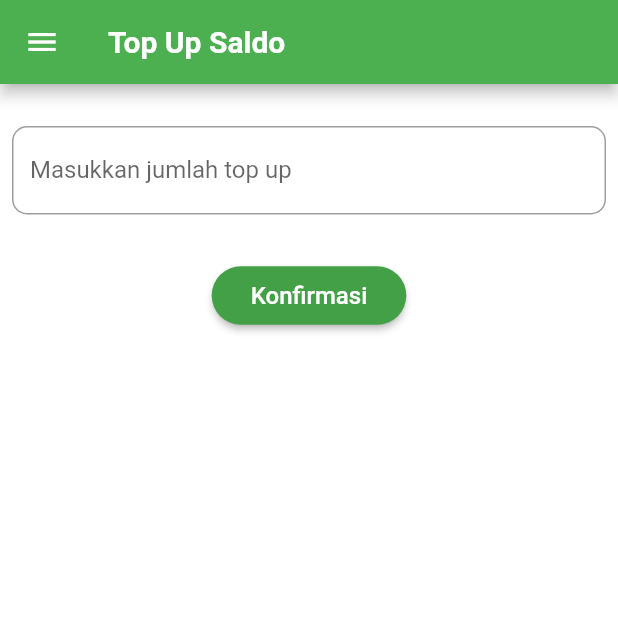
After one commit to ihsanalfarisi/rumahsehatmobile, a Flutter app: the TopUpScreen screen opened directly, after a tap on "Konfirmasi", on a phone screen of 412 x 824 dp, the top half of it. The commit adds this screen. Run offline on Flutter 3.47's test engine with Material 2 defaults, Android fonts, the light colour scheme and no system bars; our stand-ins replace dropdown_search, flutter_secure_storage, jwt_decoder, logger, shared_preferences; accounts and stored records are empty; network calls fail; Roboto replaces fonts that are missing (RobotoCondensed).

Commit message:
fitur 14 dan 15

```diff
--- a/lib/main.dart
+++ b/lib/main.dart
@@ -1,5 +1,6 @@
 import 'package:flutter/material.dart';
 import 'package:tk_flutter/screen/login_screen.dart';
+import 'package:tk_flutter/screen/profile_screen.dart';
 import '../screen/home_screen.dart';
 import '../screen/tabs_screen.dart';
 import '../screen/register_screen.dart';
@@ -70,7 +71,8 @@ class _MyAppState extends State<MyApp> {
         RegisterScreen.routeName: (ctx) => RegisterScreen(),
         FormAppointment.routeName: (ctx) => FormAppointment(),
         AppointmentScreen.routeName: (ctx) => AppointmentScreen(),
-        LoginScreen.routeName: (ctx) => LoginScreen()
+        LoginScreen.routeName: (ctx) => LoginScreen(),
+        ProfileScreen.routeName: (ctx) => ProfileScreen()
       },
       // ignore: missing_return
       onGenerateRoute: (settings) {
--- a/lib/screen/tabs_screen.dart
+++ b/lib/screen/tabs_screen.dart
@@ -12,6 +12,7 @@ class TabsScreen extends StatefulWidget {
 
 class _TabsScreenState extends State<TabsScreen> {
   late List<Map<String, Object>> _pages;
+
   int _selectedPageIndex = 0;
 
   @override
--- /dev/null
+++ b/lib/screen/top_up_screen.dart
@@ -0,0 +1,101 @@
+import 'dart:convert';
+import 'package:flutter/material.dart';
+import 'package:flutter/services.dart';
+import 'package:jwt_decoder/jwt_decoder.dart';
+import 'package:tk_flutter/screen/profile_screen.dart';
+import 'package:tk_flutter/widget/main_drawer.dart';
+import 'package:http/http.dart' as http;
+import '../main.dart';
+
+class TopUpScreen extends StatefulWidget {
+  const TopUpScreen({Key? key}) : super(key: key);
+
+  @override
+  State<TopUpScreen> createState() => _TopUpState();
+}
+
+class _TopUpState extends State<TopUpScreen> {
+  TextEditingController saldoController = TextEditingController();
+
+  Future<int> updatePasien() async {
+    String? token = await storage.read(key: "jwttoken");
+    Map<String, dynamic> decodedToken = JwtDecoder.decode(token!);
+    String username = decodedToken["sub"];
+    String saldo = saldoController.text;
+
+    const url = 'http://localhost:8080/api/v1/pasien/topup';
+
+    Map<String, String> queryParams = {
+      'username': '$username',
+    };
+
+    Uri uri = Uri.parse(url);
+    final finalUri = uri.replace(queryParameters: queryParams);
+    var response = await http.post(finalUri,
+        headers: {
+          'Content-Type': 'application/json',
+          'Accept': 'application/json',
+          'Authorization': 'Bearer $token',
+        },
+        body: jsonEncode({"username": username, "saldo": saldo}));
+
+    return response.statusCode;
+  }
+
+  @override
+  Widget build(BuildContext context) {
+    return Scaffold(
+      appBar: AppBar(
+        title: const Text("Top Up Saldo"),
+      ),
+      drawer: const MainDrawer(),
+      body: Padding(
+        padding: const EdgeInsets.all(8.0),
+        child: Column(
+          children: <Widget>[
+            const SizedBox(height: 20),
+            TextFormField(
+              decoration: InputDecoration(
+                  labelText: "Masukkan jumlah top up",
+                  prefixText: "Rp",
+                  border: OutlineInputBorder(
+                      borderRadius: BorderRadius.circular(10))),
+              controller: saldoController,
+              keyboardType: TextInputType.number,
+              inputFormatters: <TextInputFormatter>[
+                FilteringTextInputFormatter.digitsOnly
+              ],
+            ),
+            const SizedBox(height: 30),
+            MaterialButton(
+              shape: RoundedRectangleBorder(
+                borderRadius: BorderRadius.circular(20),
+              ),
+              onPressed: () async {
+                int code = await updatePasien();
+                if (code == 200) {
+                  ScaffoldMessenger.of(context).showSnackBar(const SnackBar(
+                    content: Text("Top-up saldo berhasil"),
+                  ));
+                  Navigator.push(context, MaterialPageRoute(builder: (context) {
+                    return const ProfileScreen();
+                  }));
+                } else {
+                  ScaffoldMessenger.of(context).showSnackBar(const SnackBar(
+                    content: Text("Top-up saldo gagal"),
+                  ));
+                }
+              },
+              color: Colors.green[600],
+              child: const Padding(
+                padding: EdgeInsets.all(10.0),
+                child: Text('Konfirmasi',
+                    style: TextStyle(color: Colors.white, fontSize: 16)),
+              ),
+            ),
+          ],
+        ),
+      ),
+    );
+  }
+}
--- a/lib/widget/main_drawer.dart
+++ b/lib/widget/main_drawer.dart
@@ -65,6 +65,9 @@ class _MainDrawerState extends State<MainDrawer> {
           buildListTile('Beranda', Icons.home, () {
             Navigator.of(context).pushNamed('/');
           }),
+          buildListTile('Profile', Icons.person, () {
+            Navigator.of(context).pushNamed('/profile');
+          }),
           buildListTile('Add Appointment', Icons.note_add, () {
             Navigator.of(context).pushNamed('/appointment/add');
           }),
```
Also changed, not shown: lib/screen/profile_screen.dart (added, +161 -0 lines).
